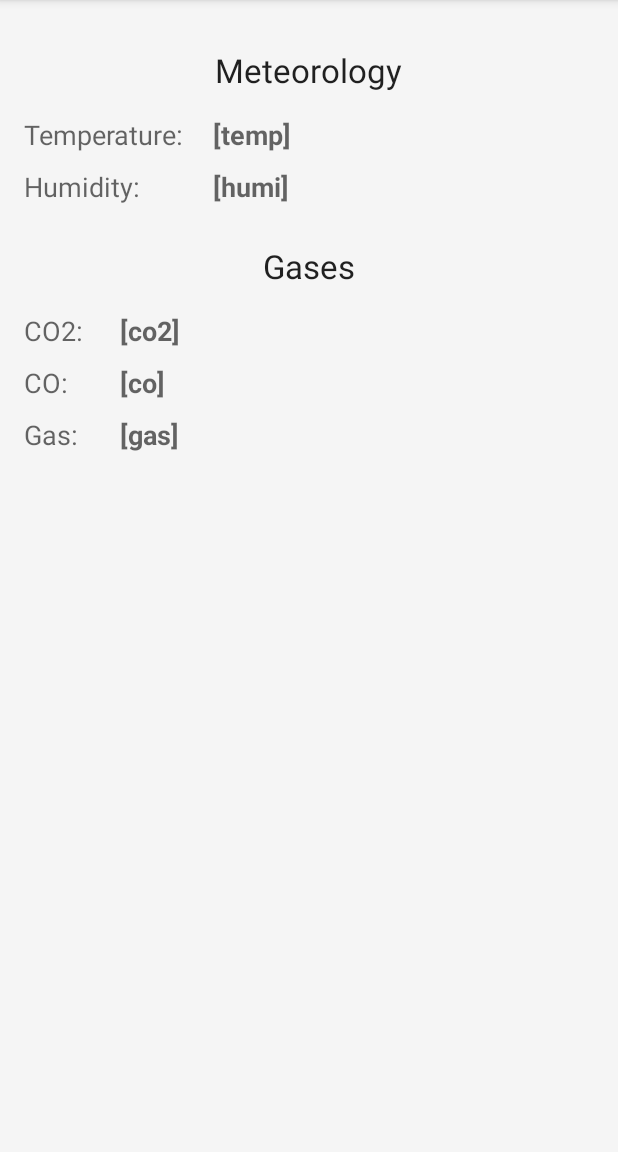
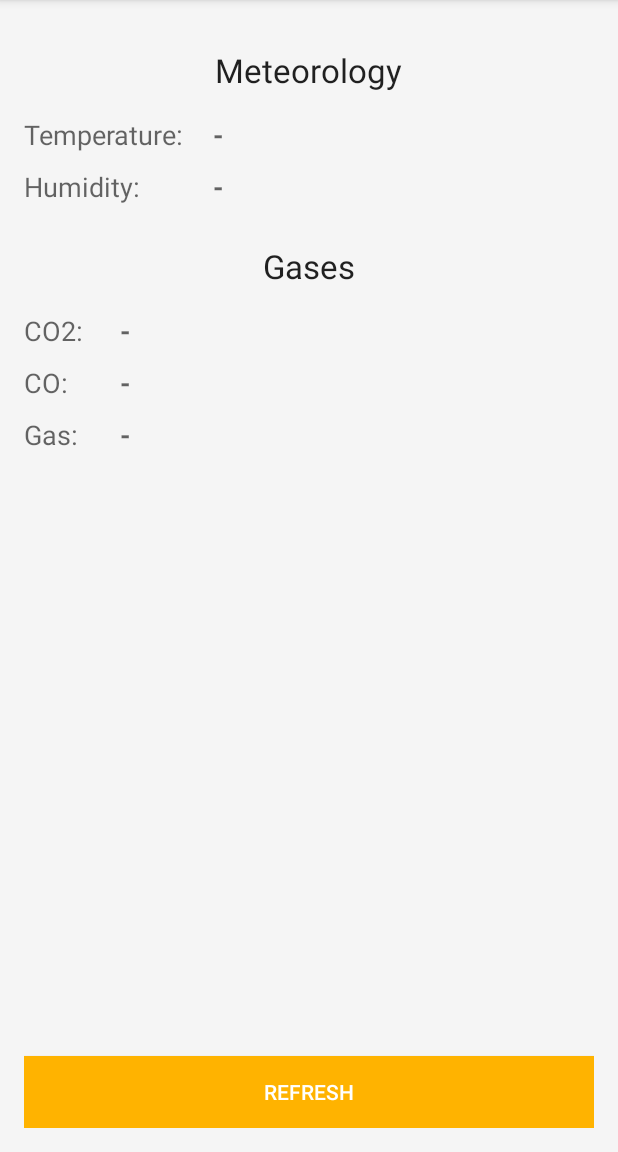
Before and after one commit to aleksandra-majchrzak/smart-dom-android, an Android app: the screen it shows after launch (MainActivity), after a tap on "Meteo", on a phone screen of 412 x 824 dp, the part 84-1236 px from its top. Run offline under Robolectric (Android 15) with nearby library versions, the phone set to English and light mode, and no system bars; our stand-ins replace ButterKnife; 1 other tap on this screen came first.

Commit message:
Added mock meteo fragment server api.

```diff
--- a/app/src/main/java/pl/edu/uj/ii/smartdom/fragments/MeteorologicalStationFragment.java
+++ b/app/src/main/java/pl/edu/uj/ii/smartdom/fragments/MeteorologicalStationFragment.java
@@ -2,19 +2,47 @@ package pl.edu.uj.ii.smartdom.fragments;
 
 
 import android.os.Bundle;
+import android.support.design.widget.Snackbar;
 import android.support.v4.app.Fragment;
 import android.view.LayoutInflater;
 import android.view.View;
 import android.view.ViewGroup;
+import android.widget.TextView;
 
+import butterknife.BindView;
+import butterknife.ButterKnife;
+import butterknife.OnClick;
 import pl.edu.uj.ii.smartdom.R;
+import pl.edu.uj.ii.smartdom.server.SmartDomService;
+import pl.edu.uj.ii.smartdom.server.listeners.GetCO2SubscriberListener;
+import pl.edu.uj.ii.smartdom.server.listeners.GetCOSubscriberListener;
+import pl.edu.uj.ii.smartdom.server.listeners.GetGasSubscriberListener;
+import pl.edu.uj.ii.smartdom.server.listeners.GetHumiditySubscriberListener;
+import pl.edu.uj.ii.smartdom.server.listeners.GetTempSubscriberListener;
 
 /**
  * A simple {@link Fragment} subclass.
  */
-public class MeteorologicalStationFragment extends Fragment {
+public class MeteorologicalStationFragment extends Fragment implements GetCO2SubscriberListener,
+        GetCOSubscriberListener, GetGasSubscriberListener, GetHumiditySubscriberListener, GetTempSubscriberListener {
 
     public static final String TAG = MeteorologicalStationFragment.class.getName();
+
+    @BindView(R.id.temperature_textView)
+    TextView temperatureTextView;
+
+    @BindView(R.id.humidity_textView)
+    TextView humidityTextView;
+
+    @BindView(R.id.co2_textView)
+    TextView co2TextView;
+
+    @BindView(R.id.co_textView)
+    TextView coTextView;
+
+    @BindView(R.id.gas_textView)
+    TextView gasTextView;
+
 
     public MeteorologicalStationFragment() {
         // Required empty public constructor
@@ -24,8 +52,51 @@ public class MeteorologicalStationFragment extends Fragment {
     @Override
     public View onCreateView(LayoutInflater inflater, ViewGroup container,
                              Bundle savedInstanceState) {
-        // Inflate the layout for this fragment
-        return inflater.inflate(R.layout.fragment_meteorological_station, container, false);
+
+        View fragmentView = inflater.inflate(R.layout.fragment_meteorological_station, container, false);
+
+        ButterKnife.bind(this, fragmentView);
+
+        return fragmentView;
     }
 
+
+    @Override
+    public void onConnectionError() {
+        Snackbar.make(getView(), "Could not connect with module", Snackbar.LENGTH_SHORT).show();
+    }
+
+    @Override
+    public void onCO2Received(double co2) {
+        co2TextView.setText(String.valueOf(co2));
+    }
+
+    @Override
+    public void onCOReceived(double co) {
+        coTextView.setText(String.valueOf(co));
+    }
+
+    @Override
+    public void onGasReceived(double gas) {
+        gasTextView.setText(String.valueOf(gas));
+    }
+
+    @Override
+    public void onHumidityReceived(double humidity) {
+        humidityTextView.setText(String.valueOf(humidity));
+    }
+
+    @Override
+    public void onTemperatureReceived(double temperature) {
+        temperatureTextView.setText(String.valueOf(temperature));
+    }
+
+    @OnClick(R.id.refresh_meteo_button)
+    public void onRefreshMeteoButtonClick() {
+        SmartDomService.getInstance().getCO(this);
+        SmartDomService.getInstance().getCO2(this);
+        SmartDomService.getInstance().getGas(this);
+        SmartDomService.getInstance().getHumidity(this);
+        SmartDomService.getInstance().getTemperature(this);
+    }
 }
--- /dev/null
+++ b/app/src/main/java/pl/edu/uj/ii/smartdom/server/listeners/GetCO2SubscriberListener.java
@@ -0,0 +1,10 @@
+package pl.edu.uj.ii.smartdom.server.listeners;
+
+/**
+ * Created by Mohru on 08.07.2017.
+ */
+
+public interface GetCO2SubscriberListener extends OnErrorListener {
+
+    void onCO2Received(double co2);
+}
--- /dev/null
+++ b/app/src/main/java/pl/edu/uj/ii/smartdom/server/listeners/GetCOSubscriberListener.java
@@ -0,0 +1,10 @@
+package pl.edu.uj.ii.smartdom.server.listeners;
+
+/**
+ * Created by Mohru on 08.07.2017.
+ */
+
+public interface GetCOSubscriberListener extends OnErrorListener {
+
+    void onCOReceived(double co);
+}
--- /dev/null
+++ b/app/src/main/java/pl/edu/uj/ii/smartdom/server/listeners/GetGasSubscriberListener.java
@@ -0,0 +1,10 @@
+package pl.edu.uj.ii.smartdom.server.listeners;
+
+/**
+ * Created by Mohru on 08.07.2017.
+ */
+
+public interface GetGasSubscriberListener extends OnErrorListener {
+
+    void onGasReceived(double gas);
+}
--- /dev/null
+++ b/app/src/main/java/pl/edu/uj/ii/smartdom/server/listeners/GetHumiditySubscriberListener.java
@@ -0,0 +1,10 @@
+package pl.edu.uj.ii.smartdom.server.listeners;
+
+/**
+ * Created by Mohru on 08.07.2017.
+ */
+
+public interface GetHumiditySubscriberListener extends OnErrorListener {
+
+    void onHumidityReceived(double humidity);
+}
--- /dev/null
+++ b/app/src/main/java/pl/edu/uj/ii/smartdom/server/listeners/GetTempSubscriberListener.java
@@ -0,0 +1,10 @@
+package pl.edu.uj.ii.smartdom.server.listeners;
+
+/**
+ * Created by Mohru on 08.07.2017.
+ */
+
+public interface GetTempSubscriberListener extends OnErrorListener {
+
+    void onTemperatureReceived(double temperature);
+}
--- a/app/src/main/java/pl/edu/uj/ii/smartdom/server/subscribers/SetStripeColorSubscriber.java
+++ b/app/src/main/java/pl/edu/uj/ii/smartdom/server/subscribers/SetStripeColorSubscriber.java
@@ -4,7 +4,6 @@ import android.util.Log;
 
 import okhttp3.ResponseBody;
 import pl.edu.uj.ii.smartdom.server.listeners.OnErrorListener;
-import pl.edu.uj.ii.smartdom.server.listeners.SetStripeColorSubscriberListener;
 import rx.Subscriber;
 
 /**
--- a/app/src/main/java/pl/edu/uj/ii/smartdom/server/subscribers/TurnOffLightSubscriber.java
+++ b/app/src/main/java/pl/edu/uj/ii/smartdom/server/subscribers/TurnOffLightSubscriber.java
@@ -4,7 +4,6 @@ import android.util.Log;
 
 import okhttp3.ResponseBody;
 import pl.edu.uj.ii.smartdom.server.listeners.OnErrorListener;
-import pl.edu.uj.ii.smartdom.server.listeners.TurnOffLightSubscriberListener;
 import rx.Subscriber;
 
 /**
--- a/app/src/main/res/layout/fragment_meteorological_station.xml
+++ b/app/src/main/res/layout/fragment_meteorological_station.xml
@@ -36,10 +36,11 @@
                 android:textAppearance="@style/Base.TextAppearance.AppCompat.Medium" />
 
             <TextView
+                android:id="@+id/temperature_textView"
                 android:layout_width="wrap_content"
                 android:layout_height="wrap_content"
                 android:layout_marginLeft="20dp"
-                android:text="[temp]"
+                android:text="-"
                 android:textAppearance="@style/Base.TextAppearance.AppCompat.Medium"
                 android:textStyle="bold" />
 
@@ -57,10 +58,11 @@
                 android:textAppearance="@style/Base.TextAppearance.AppCompat.Medium" />
 
             <TextView
+                android:id="@+id/humidity_textView"
                 android:layout_width="wrap_content"
                 android:layout_height="wrap_content"
                 android:layout_marginLeft="20dp"
-                android:text="[humi]"
+                android:text="-"
                 android:textAppearance="@style/Base.TextAppearance.AppCompat.Medium"
                 android:textStyle="bold" />
 
@@ -94,10 +96,11 @@
                 android:textAppearance="@style/Base.TextAppearance.AppCompat.Medium" />
 
             <TextView
+                android:id="@+id/co2_textView"
                 android:layout_width="wrap_content"
                 android:layout_height="wrap_content"
                 android:layout_marginLeft="20dp"
-                android:text="[co2]"
+                android:text="-"
                 android:textAppearance="@style/Base.TextAppearance.AppCompat.Medium"
                 android:textStyle="bold" />
 
@@ -115,10 +118,11 @@
                 android:textAppearance="@style/Base.TextAppearance.AppCompat.Medium" />
 
             <TextView
+                android:id="@+id/co_textView"
                 android:layout_width="wrap_content"
                 android:layout_height="wrap_content"
                 android:layout_marginLeft="20dp"
-                android:text="[co]"
+                android:text="-"
                 android:textAppearance="@style/Base.TextAppearance.AppCompat.Medium"
                 android:textStyle="bold" />
 
@@ -135,14 +139,24 @@
                 android:textAppearance="@style/Base.TextAppearance.AppCompat.Medium" />
 
             <TextView
+                android:id="@+id/gas_textView"
                 android:layout_width="wrap_content"
                 android:layout_height="wrap_content"
                 android:layout_marginLeft="20dp"
-                android:text="[gas]"
+                android:text="-"
                 android:textAppearance="@style/Base.TextAppearance.AppCompat.Medium"
                 android:textStyle="bold" />
 
         </TableRow>
     </TableLayout>
 
+    <Button
+        android:id="@+id/refresh_meteo_button"
+        style="@style/ButtonStyle"
+        android:layout_width="match_parent"
+        android:layout_height="wrap_content"
+        android:layout_alignParentBottom="true"
+        android:layout_centerHorizontal="true"
+        android:text="REFRESH" />
+
 </RelativeLayout>
```
Also changed, not shown: app/src/main/java/pl/edu/uj/ii/smartdom/server/MockSmartDomApi.java (added, +81 -0 lines), app/src/main/java/pl/edu/uj/ii/smartdom/server/SmartDomApi.java (+8 -0 lines), app/src/main/java/pl/edu/uj/ii/smartdom/server/SmartDomService.java (+47 -1 lines), app/src/main/java/pl/edu/uj/ii/smartdom/server/entities/Meteo.java (added, +27 -0 lines), app/src/main/java/pl/edu/uj/ii/smartdom/server/subscribers/GetCO2Subscriber.java (added, +33 -0 lines), app/src/main/java/pl/edu/uj/ii/smartdom/server/subscribers/GetCOSubscriber.java (added, +33 -0 lines), app/src/main/java/pl/edu/uj/ii/smartdom/server/subscribers/GetGasSubscriber.java (added, +33 -0 lines), app/src/main/java/pl/edu/uj/ii/smartdom/server/subscribers/GetHumiditySubscriber.java (added, +33 -0 lines), app/src/main/java/pl/edu/uj/ii/smartdom/server/subscribers/GetTempSubscriber.java (added, +33 -0 lines).
